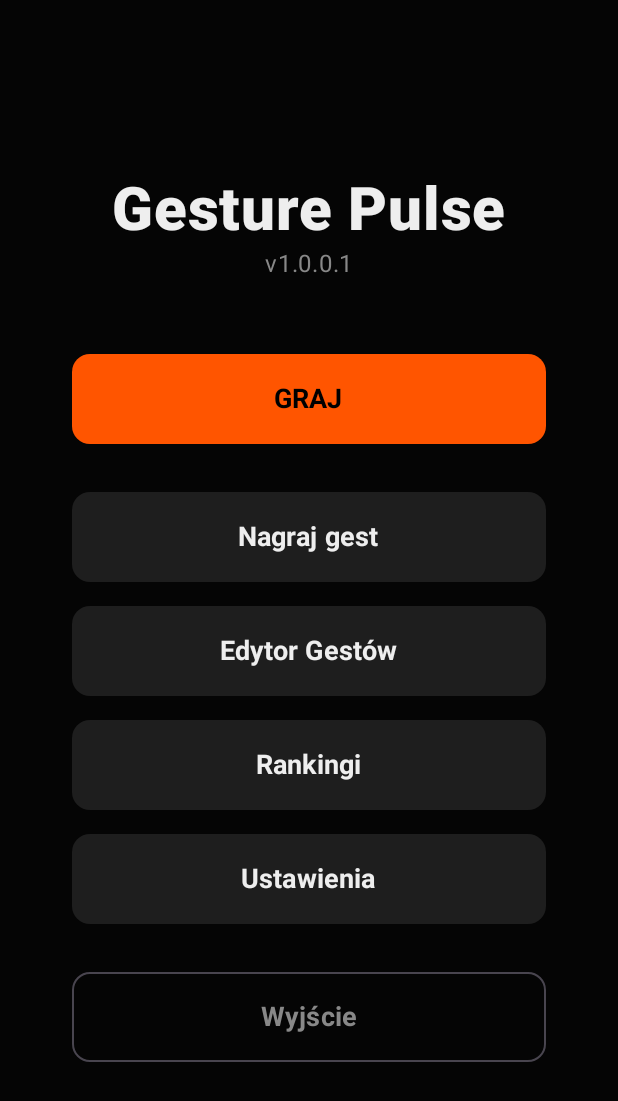
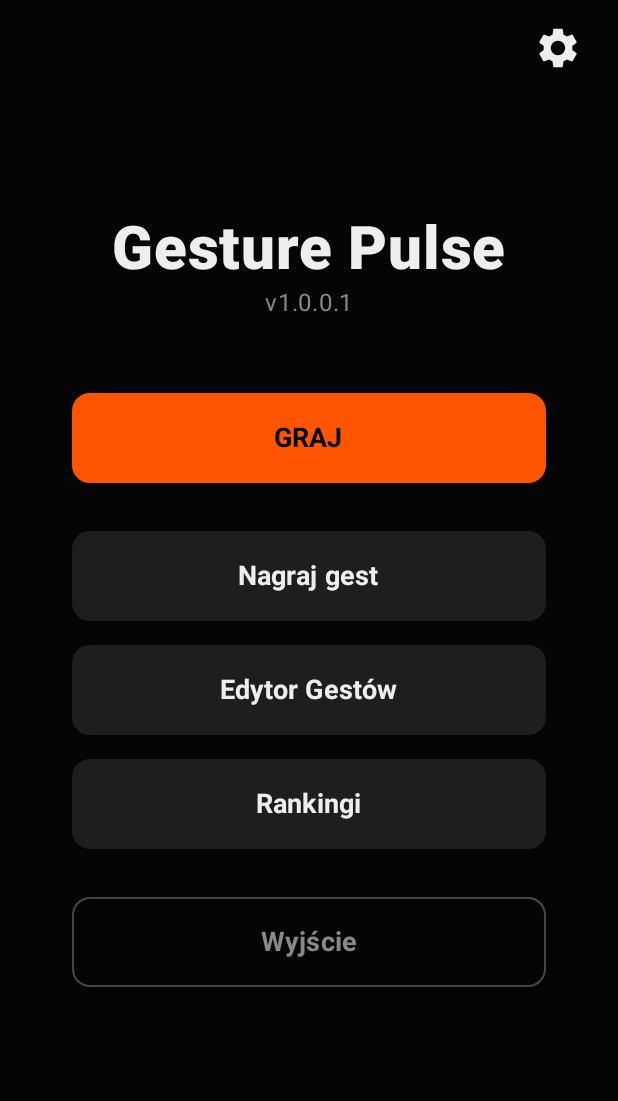
Before and after one commit to jakub7038/Gesture-Pulse, an Android app built with Jetpack Compose: the screen it shows after launch (MainActivity), on a phone screen of 412 x 824 dp. Shown: the top 1101 px of the screen. Run offline under Robolectric (Android 15) with nearby library versions, the phone set to English and light mode, and no system bars.

Commit message:
ui improvements

```diff
--- a/app/src/main/java/com/example/gesturepulse/MainActivity.kt
+++ b/app/src/main/java/com/example/gesturepulse/MainActivity.kt
@@ -9,8 +9,12 @@ import androidx.activity.compose.setContent
 import androidx.activity.enableEdgeToEdge
 import androidx.compose.foundation.layout.*
 import androidx.compose.foundation.shape.RoundedCornerShape
+import androidx.compose.material.icons.Icons
+import androidx.compose.material.icons.filled.Settings
 import androidx.compose.material3.Button
 import androidx.compose.material3.ButtonDefaults
+import androidx.compose.material3.Icon
+import androidx.compose.material3.IconButton
 import androidx.compose.material3.MaterialTheme
 import androidx.compose.material3.Surface
 import androidx.compose.material3.Text
@@ -110,14 +114,36 @@ fun MainMenuScreen(navController: NavController, modifier: Modifier = Modifier)
     val context = LocalContext.current
     val activity = context.findActivity()
 
-    Column(
+    val statusBarHeight = WindowInsets.statusBars.asPaddingValues().calculateTopPadding()
+
+    Box(
         modifier = modifier
             .fillMaxSize()
-            .padding(16.dp),
+            .padding(horizontal = 16.dp)
+    ) {
+
+        IconButton(
+            onClick = { navController.navigate("settings") },
+            modifier = Modifier
+                .align(Alignment.TopEnd)
+                .statusBarsPadding()
+                .padding(top = 8.dp, end = 0.dp)
+        ) {
+            Icon(
+                imageVector = Icons.Filled.Settings,
+                contentDescription = "Ustawienia",
+                tint = MaterialTheme.colorScheme.onBackground,
+                modifier = Modifier.size(32.dp)
+            )
+        }
+
+        Column(
+            modifier = Modifier
+                .fillMaxSize()
+                .padding(top = statusBarHeight + 40.dp, bottom = 16.dp),
             verticalArrangement = Arrangement.Center,
             horizontalAlignment = Alignment.CenterHorizontally
         ) {
-
             Text(
                 text = "Gesture Pulse",
                 fontSize = 40.sp,
@@ -145,9 +171,7 @@ fun MainMenuScreen(navController: NavController, modifier: Modifier = Modifier)
 
             MenuButton(
                 text = "Nagraj gest",
-            onClick = {
-                navController.navigate("record_gesture")
-            },
+                onClick = { navController.navigate("record_gesture") },
                 color = MaterialTheme.colorScheme.surfaceVariant,
                 textColor = MaterialTheme.colorScheme.onSurface
             )
@@ -170,26 +194,18 @@ fun MainMenuScreen(navController: NavController, modifier: Modifier = Modifier)
                 textColor = MaterialTheme.colorScheme.onSurface
             )
 
-        Spacer(modifier = Modifier.height(16.dp))
-
-        MenuButton(
-            text = "Ustawienia",
-            onClick = { navController.navigate("settings") },
-            color = MaterialTheme.colorScheme.surfaceVariant,
-            textColor = MaterialTheme.colorScheme.onSurface
-        )
-
             Spacer(modifier = Modifier.height(32.dp))
 
-        // WYJŚCIE (Mniej widoczne)
+            // WYJŚCIE
             MenuButton(
                 text = "Wyjście",
-            onClick = {
-                activity?.finish()
-            },
+                onClick = { activity?.finish() },
                 color = Color.Transparent,
                 textColor = Color.Gray
             )
+
+            Spacer(modifier = Modifier.height(48.dp))
+        }
     }
 }
 
```
Also changed, not shown: app/src/main/java/com/example/gesturepulse/GestureEditorScreen.kt (+29 -23 lines). Lines whose indentation alone changed are shown as unchanged.
